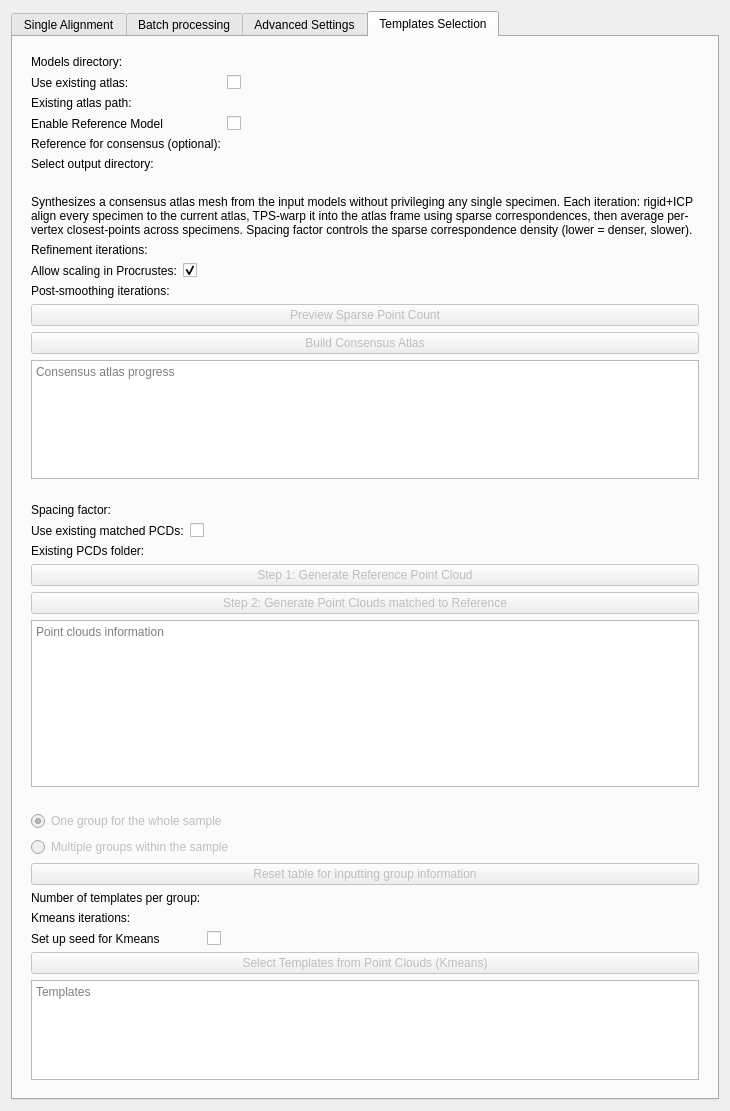
SlicerMorph/SlicerMorph, file ALPACA/Resources/UI/ALPACA.ui: the form before one commit.
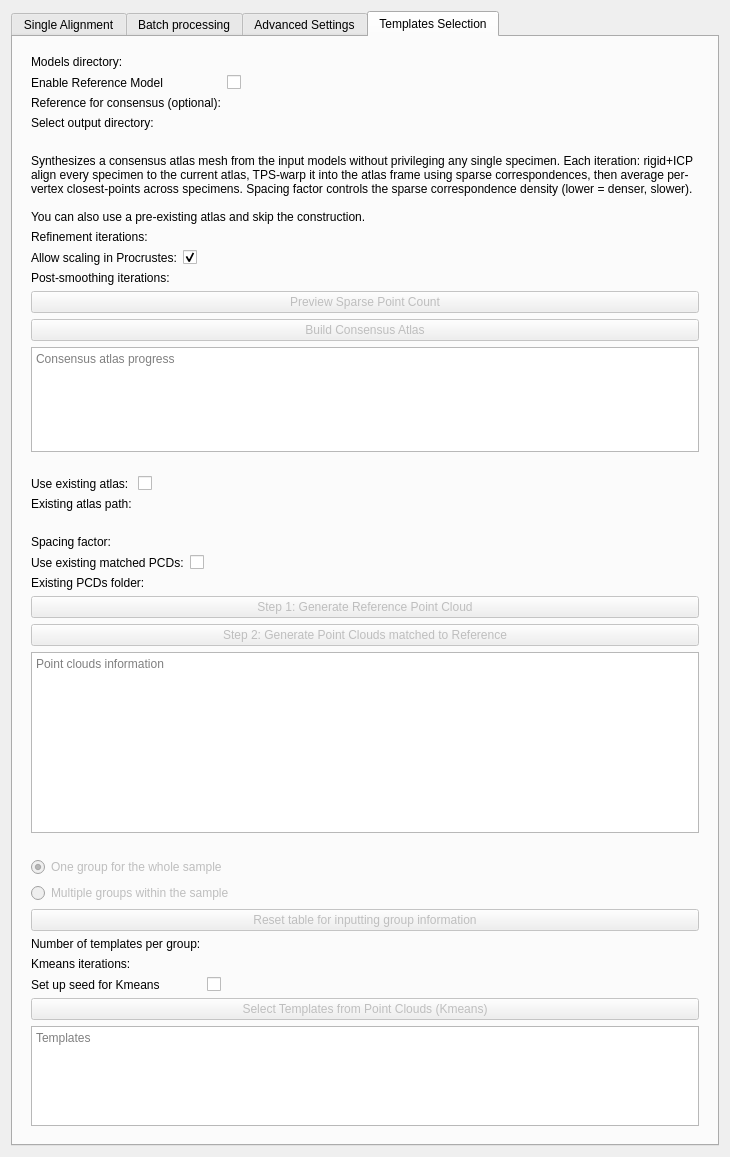
The form after the commit. The open tabs and pages were chosen to show the change. Custom widgets are drawn as their Qt base class.

Commit message:
ALPACA Templates: UI cleanup and default value updates
- Move 'Use Existing Atlas' block into its own collapsible section
  between Consensus Atlas Construction and Point Cloud Generation
- Add new sentence to consensus atlas description label
- Set projectionFactor default to 0.0 (was 1.0)
- Increase beta (motion coherence) max to 100.0 (was 20.0); default stays 2.0
- Remove legacy FCSV output format option; JSON-only output

What changed in the file:
```diff
--- a/ALPACA/Resources/UI/ALPACA.ui
+++ b/ALPACA/Resources/UI/ALPACA.ui
@@ -1092,66 +1092,27 @@
            </widget>
           </item>
           <item row="1" column="0">
-           <widget class="QLabel" name="useExistingAtlasLabel">
-            <property name="text">
-             <string>Use existing atlas:</string>
-            </property>
-           </widget>
-          </item>
-          <item row="1" column="1">
-           <widget class="QCheckBox" name="useExistingAtlasCheckBox">
-            <property name="toolTip">
-             <string>Check to load a pre-built consensus atlas (or any reference mesh) and skip directly to Point Cloud Generation, without re-running atlas construction.</string>
-            </property>
-           </widget>
-          </item>
-          <item row="2" column="0">
-           <widget class="QLabel" name="existingAtlasSelectorLabel">
-            <property name="text">
-             <string>Existing atlas path:</string>
-            </property>
-           </widget>
-          </item>
-          <item row="2" column="1">
-           <widget class="ctkPathLineEdit" name="existingAtlasSelector" native="true">
-            <property name="toolTip">
-             <string>Path to a pre-built consensus atlas or any reference mesh (.ply, .obj, .stl, .vtk). When "Use existing atlas" is checked this is used as the reference for Point Cloud Generation, bypassing the Consensus Atlas Construction step.</string>
-            </property>
-            <property name="filters">
-             <set>ctkPathLineEdit::Files</set>
-            </property>
-            <property name="nameFilters" stdset="0">
-             <stringlist>
-              <string>*.ply</string>
-              <string>*.obj</string>
-              <string>*.stl</string>
-              <string>*.vtk</string>
-             </stringlist>
-            </property>
-           </widget>
-          </item>
-          <item row="3" column="0">
            <widget class="QLabel" name="selectRefCheckBoxLabel">
             <property name="text">
              <string>Enable Reference Model</string>
             </property>
            </widget>
           </item>
-          <item row="3" column="1">
+          <item row="1" column="1">
            <widget class="QCheckBox" name="selectRefCheckBox">
             <property name="toolTip">
              <string>Check to enable selecting a model as the reference for consensus atlas construction. Unchecked = use first model in directory.</string>
             </property>
            </widget>
           </item>
-          <item row="4" column="0">
+          <item row="2" column="0">
            <widget class="QLabel" name="referenceSelectorLabel">
             <property name="text">
              <string>Reference for consensus (optional):</string>
             </property>
            </widget>
           </item>
-          <item row="4" column="1">
+          <item row="2" column="1">
            <widget class="ctkPathLineEdit" name="referenceSelector" native="true">
             <property name="toolTip">
              <string>Optional reference model used as the bootstrap starting point for consensus atlas construction. Has no effect when "Use existing atlas" is checked.</string>
@@ -1169,14 +1130,14 @@
             </property>
            </widget>
           </item>
-          <item row="5" column="0">
+          <item row="3" column="0">
            <widget class="QLabel" name="kmeansOutputSelectorLabel">
             <property name="text">
              <string>Select output directory:</string>
             </property>
            </widget>
           </item>
-          <item row="5" column="1">
+          <item row="3" column="1">
            <widget class="ctkPathLineEdit" name="kmeansOutputSelector" native="true">
             <property name="toolTip">
              <string>Specify the output directory for the kmeans multi-template selection output</string>
@@ -1204,7 +1165,7 @@
              <bool>true</bool>
             </property>
             <property name="text">
-             <string>Synthesizes a consensus atlas mesh from the input models without privileging any single specimen. Each iteration: rigid+ICP align every specimen to the current atlas, TPS-warp it into the atlas frame using sparse correspondences, then average per-vertex closest-points across specimens. Spacing factor controls the sparse correspondence density (lower = denser, slower).</string>
+             <string>Synthesizes a consensus atlas mesh from the input models without privileging any single specimen. Each iteration: rigid+ICP align every specimen to the current atlas, TPS-warp it into the atlas frame using sparse correspondences, then average per-vertex closest-points across specimens. Spacing factor controls the sparse correspondence density (lower = denser, slower).&#xa;&#xa;You can also use a pre-existing atlas and skip the construction.</string>
             </property>
            </widget>
           </item>
@@ -1328,6 +1289,57 @@
          </layout>
         </widget>
        </item>
+       <item>
+        <widget class="ctkCollapsibleButton" name="existingAtlasWidget" native="true">
+         <property name="text" stdset="0">
+          <string>Use Existing Atlas</string>
+         </property>
+         <property name="collapsed" stdset="0">
+          <bool>false</bool>
+         </property>
+         <layout class="QFormLayout" name="existingAtlasWidgetLayout">
+          <item row="0" column="0">
+           <widget class="QLabel" name="useExistingAtlasLabel">
+            <property name="text">
+             <string>Use existing atlas:</string>
+            </property>
+           </widget>
+          </item>
+          <item row="0" column="1">
+           <widget class="QCheckBox" name="useExistingAtlasCheckBox">
+            <property name="toolTip">
+             <string>Check to load a pre-built consensus atlas (or any reference mesh) and skip directly to Point Cloud Generation, without re-running atlas construction.</string>
+            </property>
+           </widget>
+          </item>
+          <item row="1" column="0">
+           <widget class="QLabel" name="existingAtlasSelectorLabel">
+            <property name="text">
+             <string>Existing atlas path:</string>
+            </property>
+           </widget>
+          </item>
+          <item row="1" column="1">
+           <widget class="ctkPathLineEdit" name="existingAtlasSelector" native="true">
+            <property name="toolTip">
+             <string>Path to a pre-built consensus atlas or any reference mesh (.ply, .obj, .stl, .vtk). When "Use existing atlas" is checked this is used as the reference for Point Cloud Generation, bypassing the Consensus Atlas Construction step.</string>
+            </property>
+            <property name="filters">
+             <set>ctkPathLineEdit::Files</set>
+            </property>
+            <property name="nameFilters" stdset="0">
+             <stringlist>
+              <string>*.ply</string>
+              <string>*.obj</string>
+              <string>*.stl</string>
+              <string>*.vtk</string>
+             </stringlist>
+            </property>
+           </widget>
+          </item>
+         </layout>
+        </widget>
+       </item>
        <item>
         <widget class="ctkCollapsibleButton" name="downMatchingPCDWidget" native="true">
          <property name="text" stdset="0">
```
Left out of the diff: 22 changed lines with no effect on the pictures.
